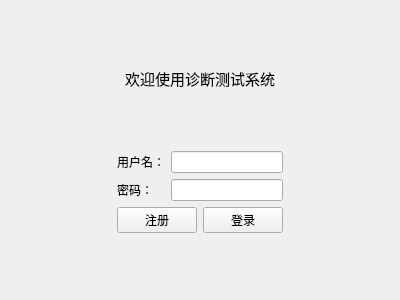
This is loginview.ui in GHrongjie/QtLab4 as Qt 5 draws it before an edit. The edited form follows.
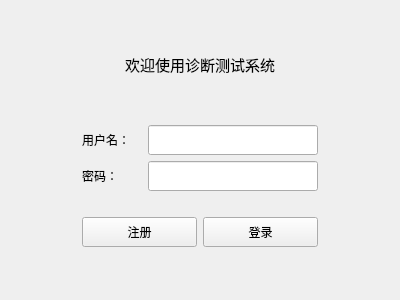
This is the edited form.

```diff
--- a/loginview.ui
+++ b/loginview.ui
@@ -73,6 +73,18 @@
           <layout class="QVBoxLayout" name="verticalLayout_2">
            <item>
             <widget class="QLabel" name="label_2">
+             <property name="minimumSize">
+              <size>
+               <width>60</width>
+               <height>30</height>
+              </size>
+             </property>
+             <property name="maximumSize">
+              <size>
+               <width>60</width>
+               <height>30</height>
+              </size>
+             </property>
              <property name="text">
               <string>用户名：</string>
              </property>
@@ -80,6 +92,18 @@
            </item>
            <item>
             <widget class="QLabel" name="label_3">
+             <property name="minimumSize">
+              <size>
+               <width>60</width>
+               <height>30</height>
+              </size>
+             </property>
+             <property name="maximumSize">
+              <size>
+               <width>60</width>
+               <height>30</height>
+              </size>
+             </property>
              <property name="text">
               <string>密码：</string>
              </property>
@@ -90,21 +114,69 @@
          <item>
           <layout class="QVBoxLayout" name="verticalLayout">
            <item>
-            <widget class="QLineEdit" name="inputUserName"/>
+            <widget class="QLineEdit" name="inputUserName">
+             <property name="minimumSize">
+              <size>
+               <width>170</width>
+               <height>30</height>
+              </size>
+             </property>
+             <property name="maximumSize">
+              <size>
+               <width>170</width>
+               <height>30</height>
+              </size>
+             </property>
+            </widget>
            </item>
            <item>
-            <widget class="QLineEdit" name="inputUserPassword"/>
+            <widget class="QLineEdit" name="inputUserPassword">
+             <property name="minimumSize">
+              <size>
+               <width>170</width>
+               <height>30</height>
+              </size>
+             </property>
+             <property name="maximumSize">
+              <size>
+               <width>170</width>
+               <height>30</height>
+              </size>
+             </property>
+            </widget>
            </item>
           </layout>
          </item>
         </layout>
        </item>
+       <item>
+        <spacer name="verticalSpacer_4">
+         <property name="orientation">
+          <enum>Qt::Orientation::Vertical</enum>
+         </property>
+         <property name="sizeType">
+          <enum>QSizePolicy::Policy::Fixed</enum>
+         </property>
+         <property name="sizeHint" stdset="0">
+          <size>
+           <width>20</width>
+           <height>20</height>
+          </size>
+         </property>
+        </spacer>
+       </item>
        <item>
         <layout class="QHBoxLayout" name="horizontalLayout_5">
          <item>
           <layout class="QHBoxLayout" name="horizontalLayout">
            <item>
             <widget class="QPushButton" name="btSignup">
+             <property name="minimumSize">
+              <size>
+               <width>0</width>
+               <height>30</height>
+              </size>
+             </property>
              <property name="text">
               <string>注册</string>
              </property>
@@ -112,6 +184,12 @@
            </item>
            <item>
             <widget class="QPushButton" name="btSignin">
+             <property name="minimumSize">
+              <size>
+               <width>0</width>
+               <height>30</height>
+              </size>
+             </property>
              <property name="text">
               <string>登录</string>
              </property>
```
